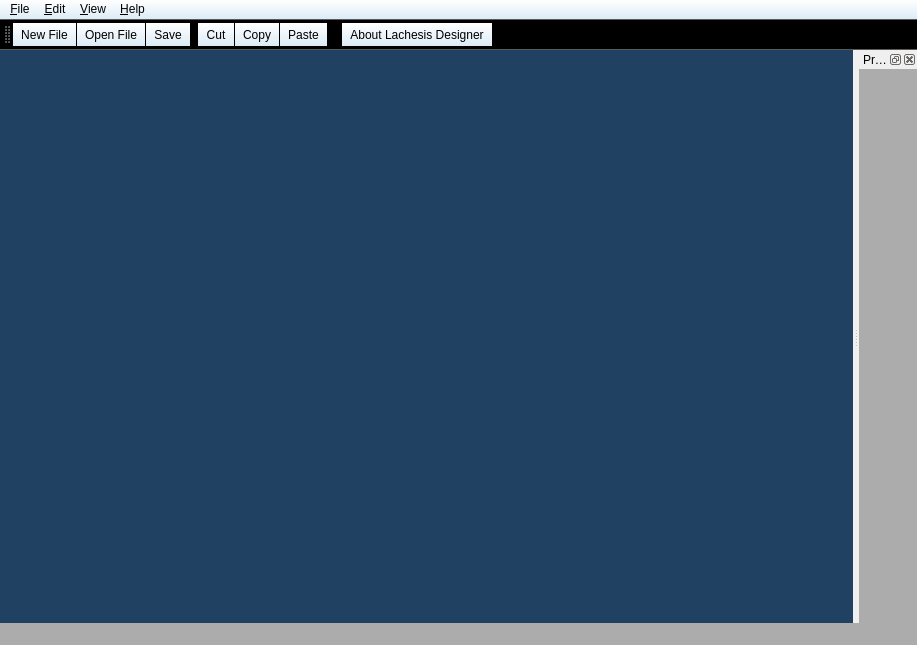
Before: the Qt Designer form src/designer/DesignerMainWnd.ui in igemsoftware/USTC-Software_2011, drawn with Qt 5.
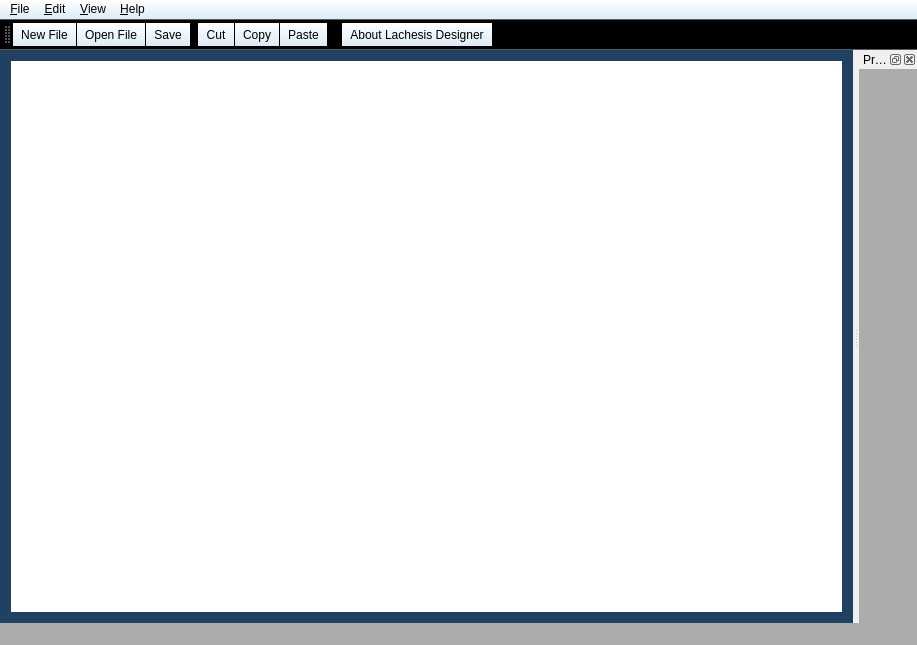
After: the same form once the commit is applied. Icons and pictures are not drawn.

The edit to the form file:
```diff
--- a/src/designer/DesignerMainWnd.ui
+++ b/src/designer/DesignerMainWnd.ui
@@ -16,10 +16,34 @@
   <property name="styleSheet">
    <string notr="true"/>
   </property>
+  <property name="documentMode">
+   <bool>true</bool>
+  </property>
   <widget class="QWidget" name="centralWidget">
    <property name="styleSheet">
     <string notr="true">background-color: rgb(32, 65, 98);</string>
    </property>
+   <layout class="QGridLayout" name="gridLayout">
+    <item row="0" column="0">
+     <widget class="QTabWidget" name="tabWidget">
+      <property name="styleSheet">
+       <string notr="true">background-color: rgb(255, 255, 255);</string>
+      </property>
+      <property name="tabShape">
+       <enum>QTabWidget::Triangular</enum>
+      </property>
+      <property name="currentIndex">
+       <number>-1</number>
+      </property>
+      <property name="documentMode">
+       <bool>true</bool>
+      </property>
+      <property name="tabsClosable">
+       <bool>true</bool>
+      </property>
+     </widget>
+    </item>
+   </layout>
   </widget>
   <widget class="QMenuBar" name="menuBar">
    <property name="geometry">
```
